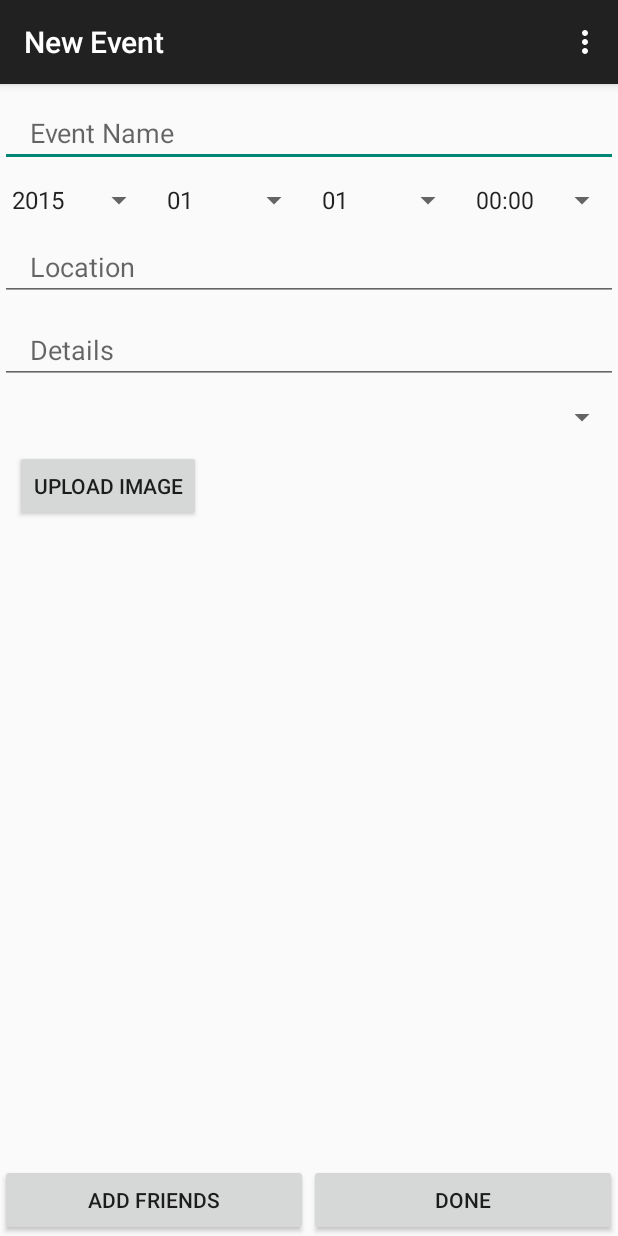
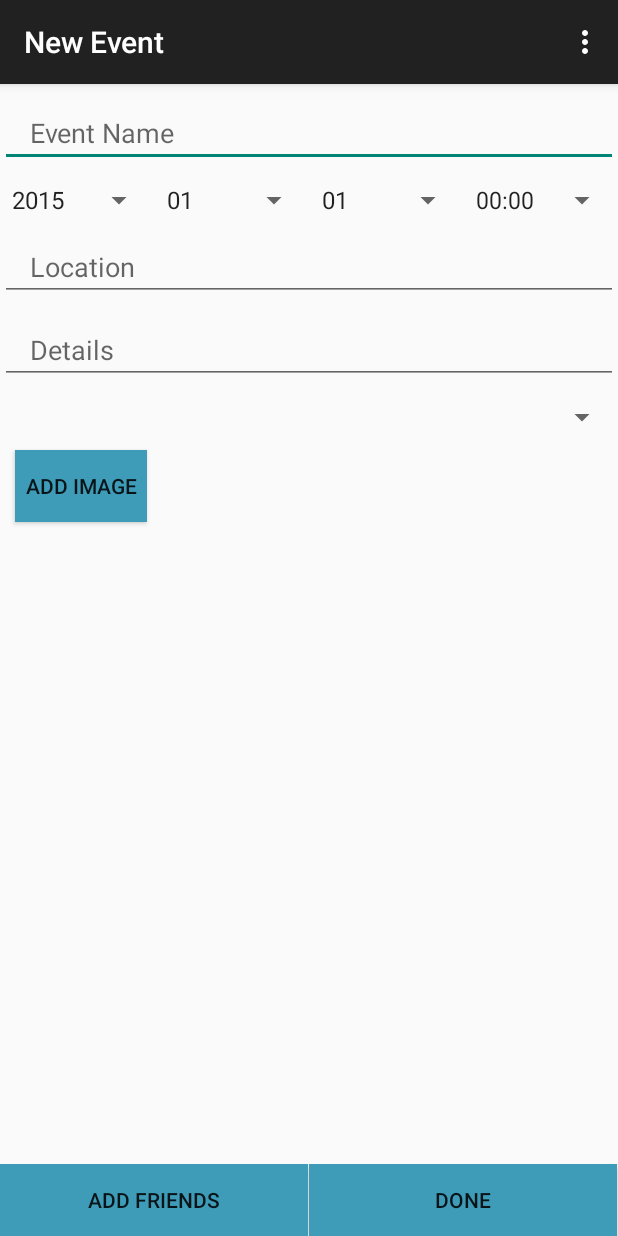
Before and after one commit to Nirosun/IVent, an Android app: the NewEventActivity screen opened directly, with no data from a screen before it, on a phone screen of 412 x 824 dp. Run offline under Robolectric (Android 15) with nearby library versions, the phone set to English and light mode, and no system bars.

Commit message:
add strings

```diff
--- a/app/src/main/res/layout/activity_category.xml
+++ b/app/src/main/res/layout/activity_category.xml
@@ -2,15 +2,12 @@
     xmlns:tools="http://schemas.android.com/tools"
     android:layout_width="fill_parent"
     android:layout_height="fill_parent"
-    android:background="#fff"
     android:orientation="vertical"
     tools:context="com.ivent.ui.CategoryActivity">
 
     <ListView
         android:id="@+id/category_list"
         android:layout_width="match_parent"
-        android:layout_height="match_parent"
-
-        />
+        android:layout_height="match_parent" />
 
 </RelativeLayout>
--- a/app/src/main/res/layout/activity_chat.xml
+++ b/app/src/main/res/layout/activity_chat.xml
@@ -3,10 +3,6 @@
     xmlns:tools="http://schemas.android.com/tools"
     android:layout_width="match_parent"
     android:layout_height="match_parent"
-    android:paddingBottom="@dimen/activity_vertical_margin"
-    android:paddingLeft="@dimen/activity_horizontal_margin"
-    android:paddingRight="@dimen/activity_horizontal_margin"
-    android:paddingTop="@dimen/activity_vertical_margin"
     tools:context="com.ivent.ui.ChatActivity">
 
     <LinearLayout
@@ -28,6 +24,7 @@
             android:layout_height="wrap_content"
             android:layout_alignParentRight="true"
             android:layout_gravity="right"
+            android:background="#3e9cb9"
             android:padding="10dp"
             android:text="@string/button_chat" />
     </LinearLayout>
--- a/app/src/main/res/layout/activity_create_post.xml
+++ b/app/src/main/res/layout/activity_create_post.xml
@@ -3,10 +3,6 @@
     xmlns:tools="http://schemas.android.com/tools"
     android:layout_width="match_parent"
     android:layout_height="match_parent"
-    android:paddingBottom="@dimen/activity_vertical_margin"
-    android:paddingLeft="@dimen/activity_horizontal_margin"
-    android:paddingRight="@dimen/activity_horizontal_margin"
-    android:paddingTop="@dimen/activity_vertical_margin"
     tools:context="com.ivent.ui.CreatePostActivity">
 
     <LinearLayout
@@ -24,6 +20,7 @@
             android:id="@+id/add_image_button"
             android:layout_width="wrap_content"
             android:layout_height="wrap_content"
+            android:background="#3e9cb9"
             android:text="@string/button_add_image" />
 
         <ImageView
@@ -39,5 +36,6 @@
         android:layout_height="wrap_content"
         android:layout_alignParentBottom="true"
         android:layout_alignParentRight="true"
+        android:background="#3e9cb9"
         android:text="@string/button_done" />
 </RelativeLayout>
--- a/app/src/main/res/layout/activity_event_description.xml
+++ b/app/src/main/res/layout/activity_event_description.xml
@@ -2,10 +2,6 @@
     xmlns:tools="http://schemas.android.com/tools"
     android:layout_width="match_parent"
     android:layout_height="match_parent"
-    android:paddingBottom="@dimen/activity_vertical_margin"
-    android:paddingLeft="@dimen/activity_horizontal_margin"
-    android:paddingRight="@dimen/activity_horizontal_margin"
-    android:paddingTop="@dimen/activity_vertical_margin"
     tools:context="com.ivent.ui.EventDescriptionActivity">
 
     <LinearLayout
@@ -22,6 +18,7 @@
             android:layout_width="wrap_content"
             android:layout_height="wrap_content"
             android:layout_marginRight="0.5dip"
+            android:background="#3e9cb9"
             android:layout_weight="1"
             android:text="@string/button_chat" />
 
@@ -30,6 +27,7 @@
             android:layout_width="wrap_content"
             android:layout_height="wrap_content"
             android:layout_marginRight="0.5dip"
+            android:background="#3e9cb9"
             android:layout_weight="1"
             android:text="@string/button_post" />
 
--- a/app/src/main/res/layout/activity_new_event.xml
+++ b/app/src/main/res/layout/activity_new_event.xml
@@ -4,13 +4,6 @@
     android:layout_width="match_parent"
     android:layout_height="match_parent"
     android:orientation="vertical">
-    <!--
-    android:paddingLeft="@dimen/activity_horizontal_margin"
-    android:paddingRight="@dimen/activity_horizontal_margin"
-    android:paddingTop="@dimen/activity_vertical_margin"
-    android:paddingBottom="@dimen/activity_vertical_margin"
-    -->
-
 
     <LinearLayout
         android:id="@+id/newevent_linear_1"
@@ -24,7 +17,7 @@
             android:layout_width="match_parent"
             android:layout_height="wrap_content"
             android:layout_marginTop="10dp"
-            android:hint="Event Name"
+            android:hint="@string/event_name"
             android:paddingLeft="20dp" />
 
         <LinearLayout
@@ -38,28 +31,28 @@
                 android:layout_width="match_parent"
                 android:layout_height="wrap_content"
                 android:layout_weight="1"
-                android:hint="year" />
+                android:hint="@string/year" />
 
             <Spinner
                 android:id="@+id/newevent_month"
                 android:layout_width="match_parent"
                 android:layout_height="wrap_content"
                 android:layout_weight="1"
-                android:hint="month" />
+                android:hint="@string/month" />
 
             <Spinner
                 android:id="@+id/newevent_date"
                 android:layout_width="match_parent"
                 android:layout_height="wrap_content"
                 android:layout_weight="1"
-                android:hint="date" />
+                android:hint="@string/date" />
 
             <Spinner
                 android:id="@+id/newevent_time"
                 android:layout_width="match_parent"
                 android:layout_height="wrap_content"
                 android:layout_weight="1"
-                android:hint="date" />
+                android:hint="@string/date" />
 
         </LinearLayout>
 
@@ -68,7 +61,7 @@
             android:layout_width="match_parent"
             android:layout_height="wrap_content"
             android:layout_marginTop="10dp"
-            android:hint="Location"
+            android:hint="@string/location"
             android:paddingLeft="20dp" />
 
         <EditText
@@ -76,7 +69,7 @@
             android:layout_width="match_parent"
             android:layout_height="wrap_content"
             android:layout_marginTop="10dp"
-            android:hint="Details"
+            android:hint="@string/details"
             android:paddingLeft="20dp" />
 
         <Spinner
@@ -94,11 +87,11 @@
             android:layout_alignParentStart="true"
             android:layout_margin="10dp"
             android:layout_marginTop="10dp"
+            android:background="#3e9cb9"
             android:elegantTextHeight="false"
             android:focusable="false"
-
             android:focusableInTouchMode="false"
-            android:text="Upload Image" />
+            android:text="@string/button_add_image" />
 
 
         <ImageView
@@ -125,7 +118,8 @@
             android:layout_height="wrap_content"
             android:layout_marginRight="0.5dip"
             android:layout_weight="1"
-            android:text="Add Friends" />
+            android:background="#3e9cb9"
+            android:text="@string/title_activity_add_friends" />
 
         <Button
             android:id="@+id/newevent_done_button"
@@ -133,7 +127,8 @@
             android:layout_height="wrap_content"
             android:layout_marginRight="0.5dip"
             android:layout_weight="1"
-            android:text="Done" />
+            android:background="#3e9cb9"
+            android:text="@string/button_done" />
 
     </LinearLayout>
 
--- a/app/src/main/res/layout/fragment_selection.xml
+++ b/app/src/main/res/layout/fragment_selection.xml
@@ -3,8 +3,7 @@
 <LinearLayout xmlns:android="http://schemas.android.com/apk/res/android"
     android:layout_width="fill_parent"
     android:layout_height="fill_parent"
-    android:orientation="vertical"
-    android:background="#fff" >
+    android:orientation="vertical">
 
 
     <ListView
--- a/app/src/main/res/values/strings.xml
+++ b/app/src/main/res/values/strings.xml
@@ -1,9 +1,8 @@
 <resources>
     <string name="app_name">IVent</string>
+    <string name="facebook_app_id">1637855536479645</string>
+
     <string name="title_activity_add_friends">Add Friends</string>
-
-
-    <string name="facebook_app_id">1637855536479645</string>
     <string name="title_activity_event_description">Event Description</string>
     <string name="title_activity_post">Post</string>
     <string name="title_activity_create_post">Create Post</string>
@@ -15,6 +14,12 @@
     <string name="action_settings">Settings</string>
     <string name="Description">Description</string>
     <string name="Add_new_event">Add new event</string>
+    <string name="event_name">Event Name</string>
+    <string name="year">year</string>
+    <string name="month">month</string>
+    <string name="date">date</string>
+    <string name="location">Location</string>
+    <string name="details">Details</string>
 
 
     <string name="button_create_post">Create A New Post</string>
```
Also changed, not shown: app/src/main/res/layout/activity_add_friends.xml (+2 -5 lines), app/src/main/res/layout/activity_post.xml (+2 -6 lines), app/src/main/res/layout/fragment_splash.xml (+8 -7 lines).
